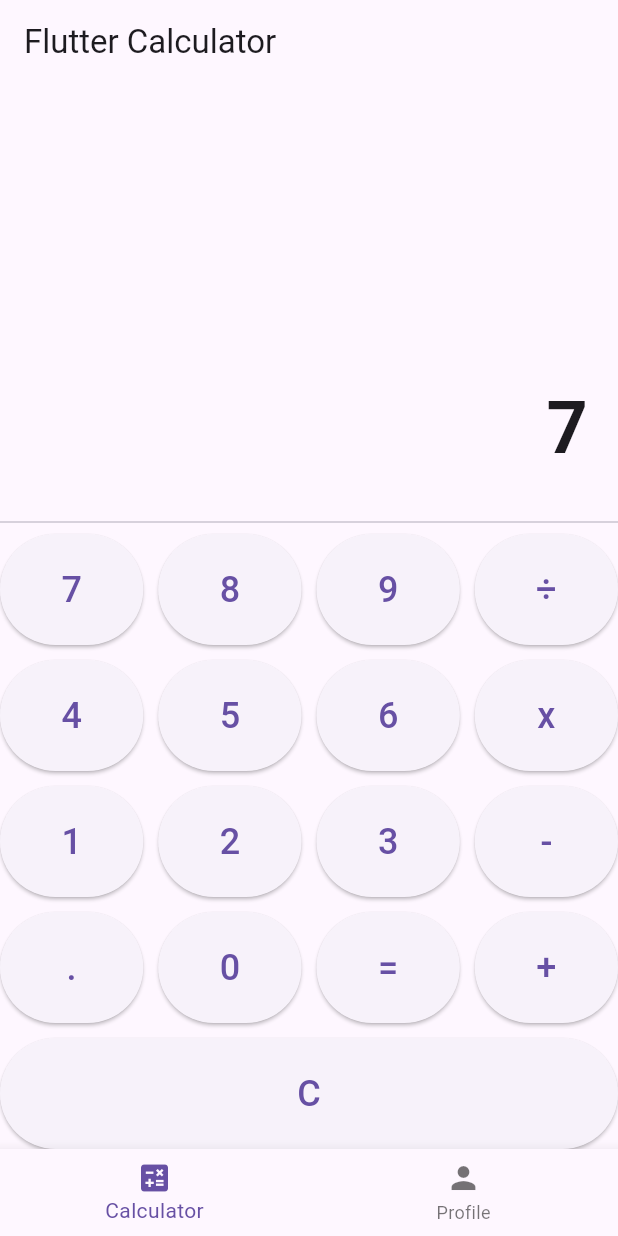
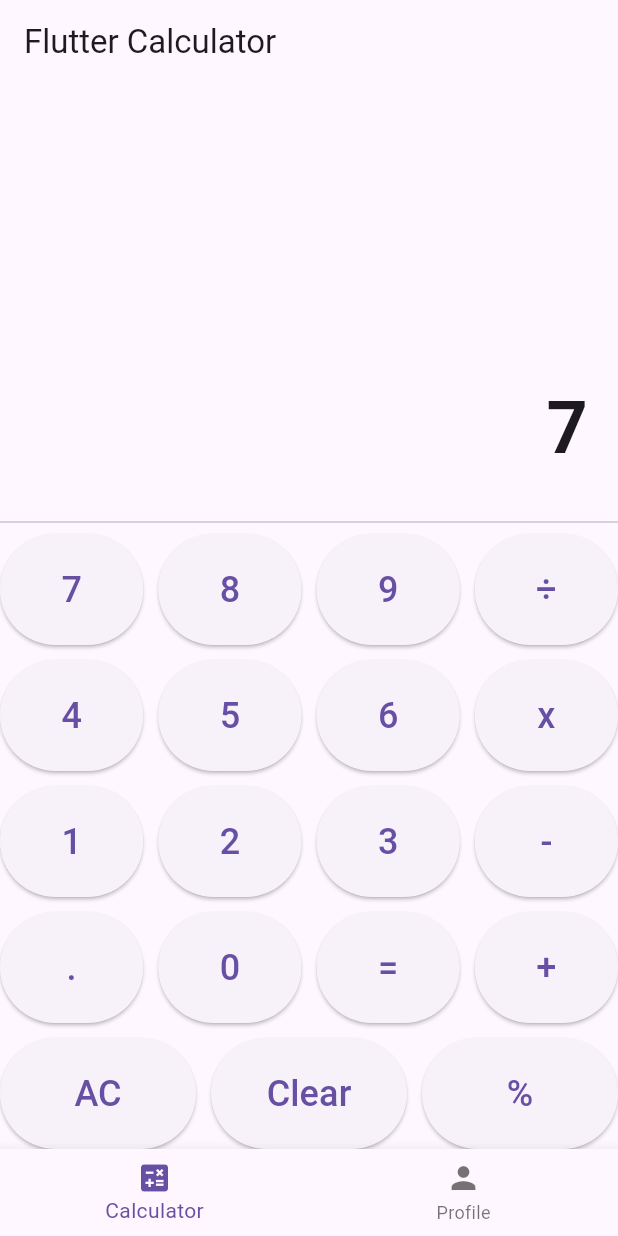
Before and after one commit to AbdullahArmiyao/My-Calculator-App, a Flutter app: the screen it shows after launch, after a tap on an icon or button, on a phone screen of 412 x 824 dp. Run offline on Flutter 3.47's test engine with Material 3 defaults, Android fonts, the phone set to English and light mode, and no system bars; missing offline and left inert: expressions.

Commit message:
Added a clear and modulo feature

```diff
--- a/lib/Screens/calculator.dart
+++ b/lib/Screens/calculator.dart
@@ -20,9 +20,14 @@ class _CalculatorScreenState extends State<CalculatorScreen> {
         } catch (e) {
           result = "Error";
         }
-      } else if (buttonText == "C") {
+      } else if (buttonText == "AC") {
         expression = "";
         result = "0";
+      } else if (buttonText == "Clear") {
+         if (expression.isNotEmpty) {
+          expression = expression.substring(0, expression.length - 1);
+          result = expression.isNotEmpty ? expression : "0";
+        }
       } else {
         expression += buttonText;
         result = expression;
@@ -145,7 +150,15 @@ class _CalculatorScreenState extends State<CalculatorScreen> {
               ),
               Row(
                 children: [
-                  calcButton("C", buttonPressed),
+                  calcButton("AC", buttonPressed),
+                  SizedBox(
+                    width: 10,
+                  ),
+                  calcButton("Clear", buttonPressed),
+                  SizedBox(
+                    width: 10,
+                  ),
+                  calcButton("%", buttonPressed)
                 ],
               )
             ],
@@ -159,9 +172,7 @@ class _CalculatorScreenState extends State<CalculatorScreen> {
               icon: Icon(Icons.calculate),
               label: 'Calculator',
             ),
-          BottomNavigationBarItem(
-            icon: Icon(Icons.person),
-            label: "Profile")
+            BottomNavigationBarItem(icon: Icon(Icons.person), label: "Profile")
           ]),
     );
   }
```
Lines whose indentation alone changed are shown as unchanged.
